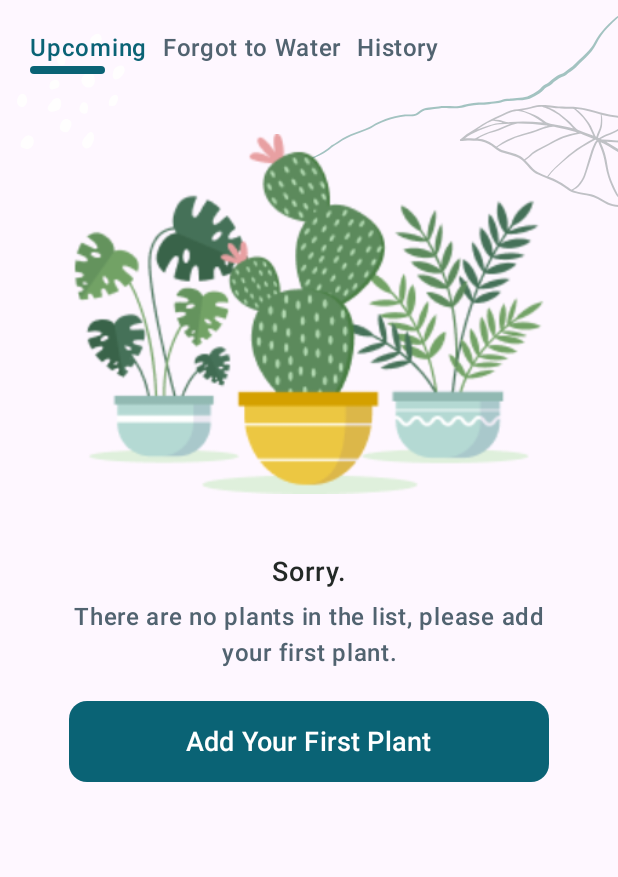
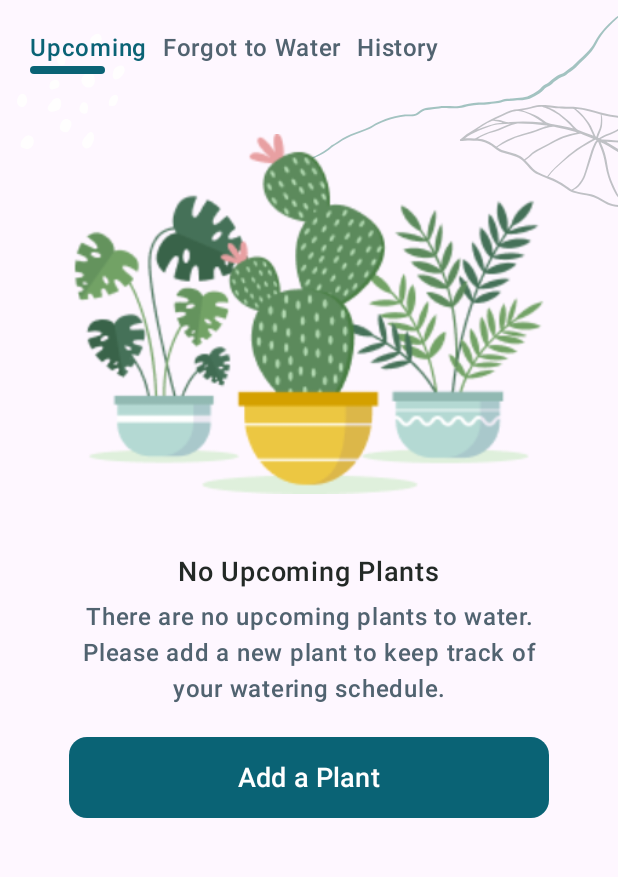
Before and after one commit to cucereanum/Android-MyPlants, an Android app built with Jetpack Compose: the screen it shows after launch (MainActivity), on a phone screen of 412 x 824 dp, the part 231-1108 px from its top. Run offline under Robolectric (Android 15) with nearby library versions, the phone set to English and light mode, and no system bars; our stand-ins replace Dagger/Hilt's generated code, Room's generated code.

Commit message:
feat: ui improvements

```diff
--- a/app/src/main/java/com/example/myplants/data/data_source/PlantDao.kt
+++ b/app/src/main/java/com/example/myplants/data/data_source/PlantDao.kt
@@ -5,6 +5,7 @@ import androidx.room.Delete
 import androidx.room.Insert
 import androidx.room.OnConflictStrategy
 import androidx.room.Query
+import androidx.room.Update
 import com.example.myplants.data.Plant
 import kotlinx.coroutines.flow.Flow
 
@@ -22,4 +23,7 @@ interface PlantDao {
 
     @Delete
     suspend fun deletePlant(plant: Plant)
+
+    @Update
+    suspend fun updatePlant(plant: Plant)
 }
--- a/app/src/main/java/com/example/myplants/data/repository/PlantRepositoryImpl.kt
+++ b/app/src/main/java/com/example/myplants/data/repository/PlantRepositoryImpl.kt
@@ -25,4 +25,8 @@ class PlantRepositoryImpl(
     override suspend fun insertPlant(plant: Plant) {
         return dao.insertPlant(plant)
     }
+
+    override suspend fun updatePlant(plant: Plant) {
+        return dao.updatePlant(plant)
+    }
 }
--- a/app/src/main/java/com/example/myplants/domain/repository/PlantRepository.kt
+++ b/app/src/main/java/com/example/myplants/domain/repository/PlantRepository.kt
@@ -13,4 +13,6 @@ interface PlantRepository {
     suspend fun insertPlant(plant: Plant)
 
     suspend fun deletePlant(plant: Plant)
+
+    suspend fun updatePlant(plant: Plant)
 }
--- a/app/src/main/java/com/example/myplants/ui/plantList/PlantListScreen.kt
+++ b/app/src/main/java/com/example/myplants/ui/plantList/PlantListScreen.kt
@@ -134,7 +134,10 @@ fun PlantListScreen(
 
                 Spacer(modifier = Modifier.padding(top = if (plants.isEmpty()) 40.dp else 0.dp))
                 if (plants.isEmpty()) {
-                    EmptyState(navController = navController)
+                    EmptyState(
+                        navController = navController,
+                        selectedFilterType = viewModel.selectedFilterType
+                    )
                 } else {
                     LazyColumn(
                         modifier = Modifier
@@ -207,7 +210,30 @@ fun PlantListScreen(
 }
 
 @Composable
-fun EmptyState(navController: NavController) {
+fun EmptyState(
+    navController: NavController,
+    selectedFilterType: PlantListFilter
+) {
+    val (title, message, buttonText) = when (selectedFilterType) {
+        PlantListFilter.UPCOMING -> Triple(
+            "No Upcoming Plants",
+            "There are no upcoming plants to water. Please add a new plant to keep track of your watering schedule.",
+            "Add a Plant"
+        )
+
+        PlantListFilter.FORGOT_TO_WATER -> Triple(
+            "No Missed Waterings",
+            "Great job! You have no plants that you forgot to water. Stay on top of your schedule to keep your plants healthy.",
+            "View Plants"
+        )
+
+        PlantListFilter.HISTORY -> Triple(
+            "No Watering History",
+            "Your watering history is empty. Once you water a plant, it will appear here.",
+            "View Plants"
+        )
+    }
+
     Column(
         modifier = Modifier
             .fillMaxSize()
@@ -226,7 +252,7 @@ fun EmptyState(navController: NavController) {
         Text(
             modifier = Modifier.padding(top = 10.dp),
             fontWeight = FontWeight.Medium,
-            text = "Sorry.",
+            text = title,
             color = MaterialTheme.colorScheme.onPrimary,
             fontSize = 18.sp
         )
@@ -236,18 +262,21 @@ fun EmptyState(navController: NavController) {
             fontWeight = FontWeight.Medium,
             color = MaterialTheme.colorScheme.secondary,
             fontSize = 16.sp,
-            text = "There are no plants in the list, please add your first plant."
+            text = message
         )
         Spacer(modifier = Modifier.padding(top = 20.dp))
-        Button(modifier = Modifier
+        if (selectedFilterType === PlantListFilter.UPCOMING) {
+            Button(
+                modifier = Modifier
                     .width(320.dp)
                     .height(54.dp),
                 shape = RoundedCornerShape(12.dp),
                 onClick = {
                     navController.navigate(Route.ADD_EDIT_PLANT)
-            }) {
+                }
+            ) {
                 Text(
-                text = "Add Your First Plant",
+                    text = buttonText,
                     color = Color.White,
                     fontWeight = FontWeight.Medium,
                     fontSize = 18.sp
@@ -255,3 +284,4 @@ fun EmptyState(navController: NavController) {
             }
         }
     }
+}
```
Also changed, not shown: app/src/main/java/com/example/myplants/ui/plantDetails/PlantDetailsScreen.kt (+123 -12 lines), app/src/main/java/com/example/myplants/ui/plantDetails/PlantDetailsViewModel.kt (+17 -3 lines). Lines whose indentation alone changed are shown as unchanged.
